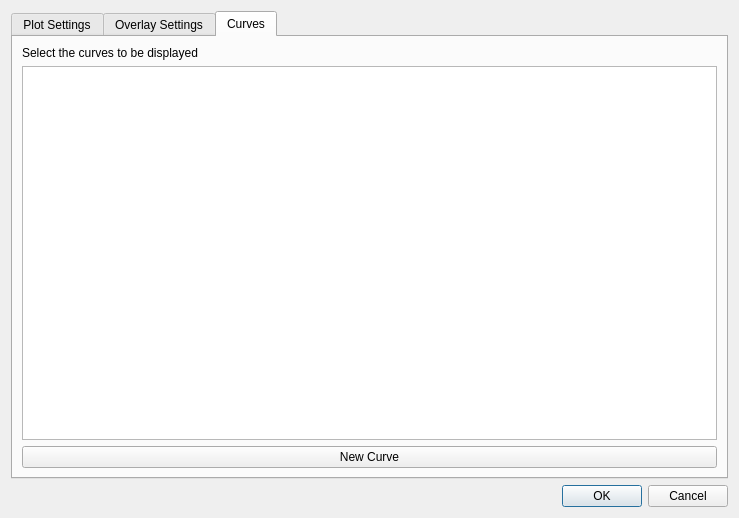
Old version of the form plotcontroldialog.ui in the repository arntanguy/STS-simulator.
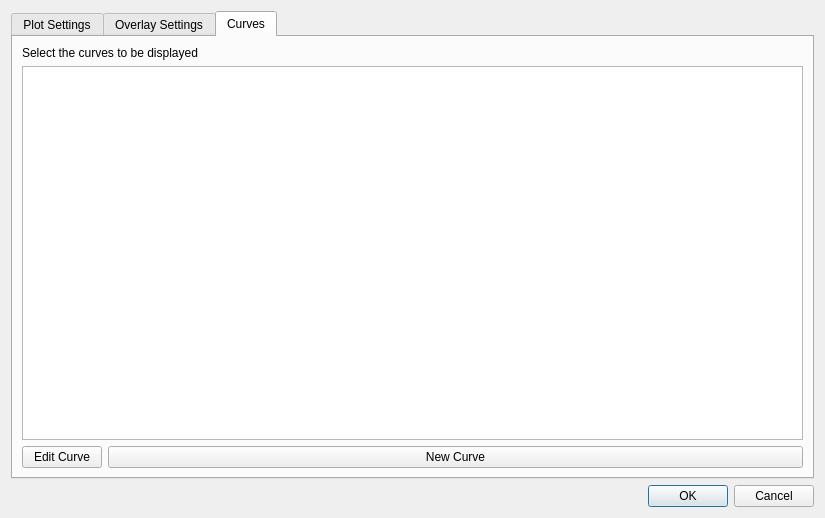
New version of the form. Custom widgets are drawn as their Qt base class.

Diff of the .ui file:
```diff
--- a/plotcontroldialog.ui
+++ b/plotcontroldialog.ui
@@ -14,7 +14,17 @@
    <string>Dialog</string>
   </property>
   <layout class="QGridLayout" name="gridLayout">
-   <item row="0" column="0">
+   <item row="2" column="0">
+    <widget class="QDialogButtonBox" name="buttonBox">
+     <property name="orientation">
+      <enum>Qt::Horizontal</enum>
+     </property>
+     <property name="standardButtons">
+      <set>QDialogButtonBox::Cancel|QDialogButtonBox::Ok</set>
+     </property>
+    </widget>
+   </item>
+   <item row="1" column="0">
     <widget class="QTabWidget" name="tabWidget">
      <property name="currentIndex">
       <number>2</number>
@@ -426,14 +436,24 @@
        <string>Curves</string>
       </attribute>
       <layout class="QGridLayout" name="gridLayout_8">
-       <item row="0" column="0">
+       <item row="0" column="0" colspan="2">
         <widget class="QLabel" name="label_13">
          <property name="text">
           <string>Select the curves to be displayed</string>
          </property>
         </widget>
        </item>
-       <item row="2" column="0">
+       <item row="1" column="0" colspan="2">
+        <widget class="QListView" name="curveSelection"/>
+       </item>
+       <item row="3" column="0">
+        <widget class="QPushButton" name="editCurveButton">
+         <property name="text">
+          <string>Edit Curve</string>
+         </property>
+        </widget>
+       </item>
+       <item row="3" column="1">
         <widget class="QPushButton" name="newCurveButton">
          <property name="minimumSize">
           <size>
@@ -446,23 +466,10 @@
          </property>
         </widget>
        </item>
-       <item row="1" column="0">
-        <widget class="QListView" name="curveSelection"/>
-       </item>
       </layout>
      </widget>
     </widget>
    </item>
-   <item row="1" column="0">
-    <widget class="QDialogButtonBox" name="buttonBox">
-     <property name="orientation">
-      <enum>Qt::Horizontal</enum>
-     </property>
-     <property name="standardButtons">
-      <set>QDialogButtonBox::Cancel|QDialogButtonBox::Ok</set>
-     </property>
-    </widget>
-   </item>
   </layout>
  </widget>
  <customwidgets>
```
